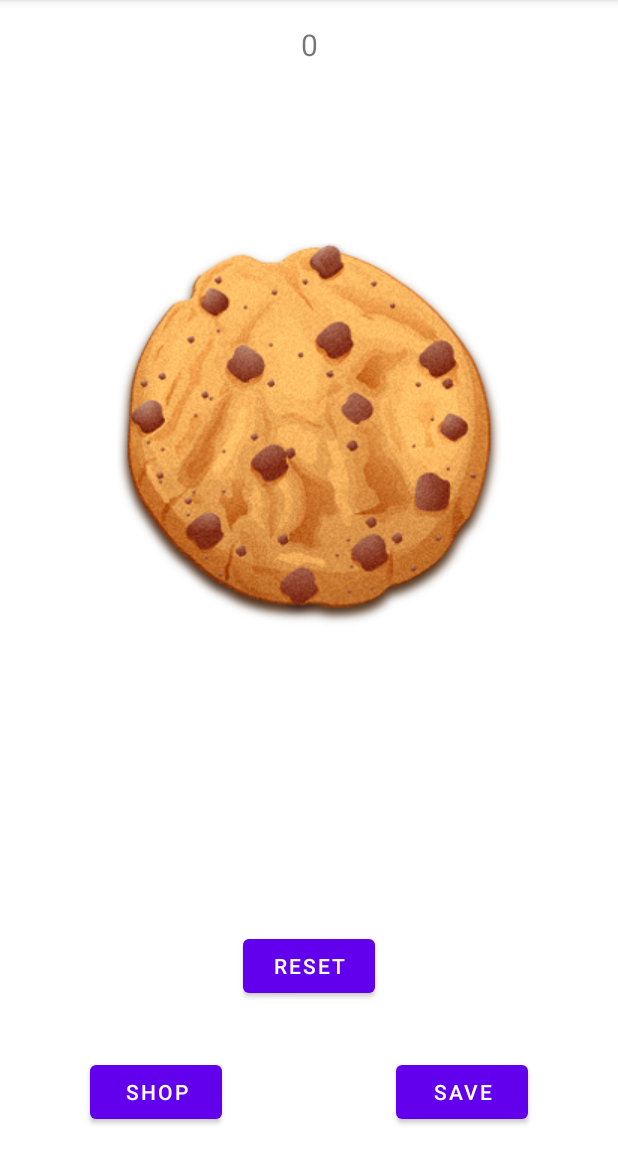
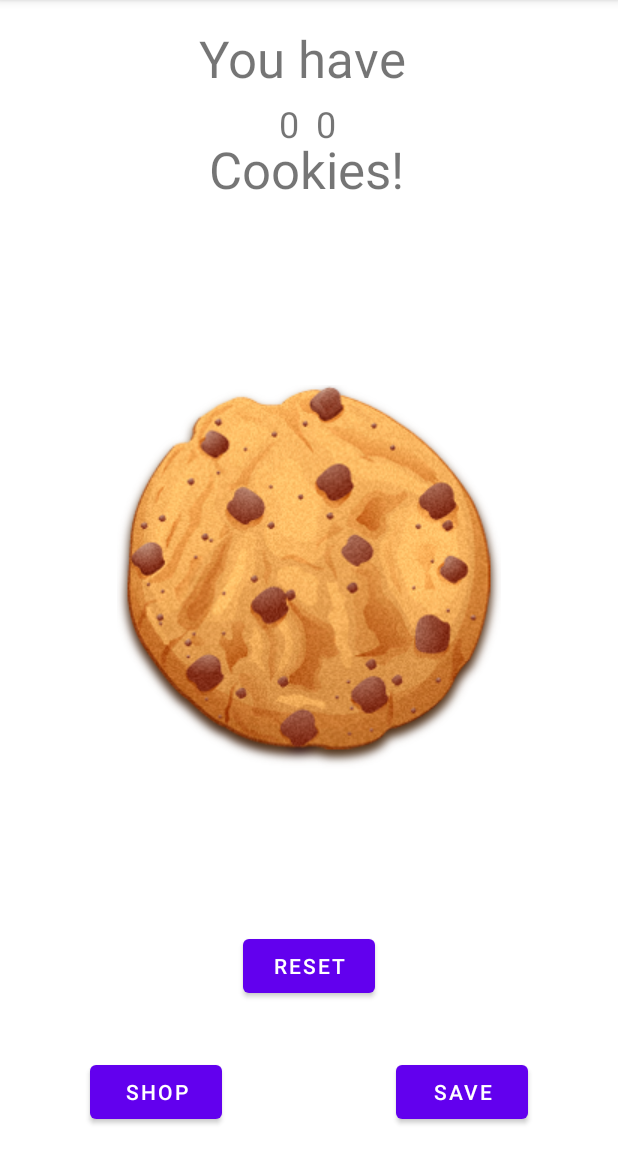
Before and after one commit to Dr-PPSN/Cookie-Klicker-App, an Android app: the screen it shows after launch (MainActivity), on a phone screen of 412 x 824 dp, the part 84-1236 px from its top. Run offline under Robolectric (Android 15) with nearby library versions, the phone set to English and light mode, and no system bars.

Commit message:
Added Billions

```diff
--- a/app/src/main/java/com/example/cookieclickertest/MainActivity.java
+++ b/app/src/main/java/com/example/cookieclickertest/MainActivity.java
@@ -2,12 +2,12 @@ package com.example.cookieclickertest;
 
 import androidx.appcompat.app.AppCompatActivity;
 
+import android.annotation.SuppressLint;
 import android.content.Intent;
 import android.os.Bundle;
 import android.os.Handler;
 import android.util.Log;
 import android.view.MotionEvent;
-import android.view.View;
 import android.widget.*;
 
 import java.io.BufferedReader;
@@ -19,9 +19,11 @@ import java.io.InputStreamReader;
 
 public class MainActivity extends AppCompatActivity {
     private static final String FILE_SCORE = "score.txt";
+    private static final String FILE_SCORE2 = "score2.txt";
     private static final String FILE_AUTO = "auto.txt";
     private static final String FILE_MULTI = "multi.txt";
     private static final String FILE_GRANDMA = "grandma.txt";
+    public String WinGame_Text = "Congratulations, you won the game!";
     public int digitsFromFile = 0;
     public int auto = 0;
     public int multi = 0;
@@ -29,10 +31,14 @@ public class MainActivity extends AppCompatActivity {
     public int grandma = 0;
     public int cheat = 0;
     TextView textView_counter;
+    TextView textView_counter2;
 
     //TODO: New Shop Objects
     //TODO: App Design
+    //TODO: remove both 0 when first time starting the app
+    //TODO: resize the animation of the cookie
 
+    @SuppressLint("ClickableViewAccessibility")
     @Override
     protected void onCreate(Bundle savedInstanceState) {
         super.onCreate(savedInstanceState);
@@ -41,64 +47,52 @@ public class MainActivity extends AppCompatActivity {
         Button button_Shop = findViewById(R.id.button_Shop);
         Button button_reset = findViewById(R.id.button_reset);
         textView_counter = findViewById(R.id.textView_counter);
+        textView_counter2 = findViewById(R.id.textView_counter2);
         ImageButton button_cookie = findViewById(R.id.button_cookie);
         auto = loadFile(digitsFromFile, FILE_AUTO);
         multi = loadFile(digitsFromFile, FILE_MULTI);
         grandma = loadFile(digitsFromFile, FILE_GRANDMA);
-        String zwichenString = String.valueOf(loadFile(digitsFromFile, FILE_SCORE));
-        textView_counter.setText(zwichenString);
+        textView_counter.setText(String.valueOf(loadFile(digitsFromFile, FILE_SCORE)));
+        textView_counter2.setText(String.valueOf(loadFile(digitsFromFile, FILE_SCORE2)));
         clickvalue = calculateClickValue(clickvalue,multi);
 
-        textView_counter.setOnClickListener(new View.OnClickListener() {
-            public void onClick(View view) {
+        textView_counter.setOnClickListener(view -> {
             cheat++;
             if (cheat == 3){
-                    textView_counter.setText(String.valueOf(Integer.valueOf((String) textView_counter.getText())+(10000)));
+                textView_counter.setText(String.valueOf(Integer.parseInt((String) textView_counter.getText())+(999999998)));
                 cheat = 0;
-                }
             }
         });
 
-        button_reset.setOnClickListener(new View.OnClickListener() {
-            public void onClick(View view) {
+        button_reset.setOnClickListener(view -> {
             auto = 0;
             multi = 0;
             grandma = 0;
             textView_counter.setText(String.valueOf(0));
+            textView_counter2.setText(String.valueOf(0));
             saveAll();
-            }
         });
 
-        button_cookie.setOnTouchListener(new View.OnTouchListener() {
-            public boolean onTouch(View v, MotionEvent event) {
+        button_cookie.setOnTouchListener((v, event) -> {
             if(event.getAction() == MotionEvent.ACTION_DOWN) {
                 button_cookie.animate().scaleX(1.2f).scaleY(1.2f).setDuration(300).start();
             } else if (event.getAction() == MotionEvent.ACTION_UP) {
                 button_cookie.animate().scaleX(0.8f).scaleY(0.8f).setDuration(300).start();
             }
             return false;
-            }
         });
 
-        button_cookie.setOnClickListener(new View.OnClickListener() {
-            public void onClick(View v) {
+        button_cookie.setOnClickListener(v -> {
             int manualyClick = 1;
             cookieClick(manualyClick);
-            }
         });
 
-        button_save.setOnClickListener(new View.OnClickListener() {
-            public void onClick(View v) {
-                saveAll();
-            }
-        });
-        button_Shop.setOnClickListener(new View.OnClickListener() {
-            public void onClick(View v) {
+        button_save.setOnClickListener(v -> saveAll());
+        button_Shop.setOnClickListener(v -> {
             // save the current cookie counter value to external file
             saveAll();
             Intent intent = new Intent(MainActivity.this, Shop.class);
             startActivity(intent);
-            }
         });
 
         if (auto > 0) {
@@ -126,8 +120,10 @@ public class MainActivity extends AppCompatActivity {
         }
     }
     public void saveAll(){
-        String data = String.valueOf(textView_counter.getText());
-        saveToFile(data,FILE_SCORE);
+        String score1 = String.valueOf(textView_counter.getText());
+        String score2 = String.valueOf(textView_counter2.getText());
+        saveToFile(score1,FILE_SCORE);
+        saveToFile(score2,FILE_SCORE2);
         saveToFile(String.valueOf(auto),FILE_AUTO);
         saveToFile(String.valueOf(multi),FILE_MULTI);
         saveToFile(String.valueOf(grandma), FILE_GRANDMA);
@@ -165,7 +161,7 @@ public class MainActivity extends AppCompatActivity {
             }
             //textView_counter.setText(sb.toString());
             Log.i("loadFile()","msg: " + sb.toString());
-            digitFromFile = Integer.valueOf(sb.toString());
+            digitFromFile = Integer.parseInt(sb.toString());
             return digitFromFile;
 
         } catch (FileNotFoundException e) {
@@ -194,20 +190,73 @@ public class MainActivity extends AppCompatActivity {
         }
         return clickvalue;
     }
+    @SuppressLint("SetTextI18n")
     public void cookieClick(int autoClickValue){
-        // increment the cookie counter by 1 each time the cookie button is clicked
-        textView_counter.setText(String.valueOf(Integer.valueOf((String) textView_counter.getText())+(clickvalue*autoClickValue)));
+        int score = Integer.parseInt((String) textView_counter.getText());
+        TextView winGame_Text = findViewById(R.id.winGame_Text);
+        //check if score is negative
+        if (score < 0){
+            winGame_Text.setText(WinGame_Text);
+            textView_counter.setText(String.valueOf(999999999));//int max value = 2.000.000.000
+            textView_counter2.setText(String.valueOf(999999999));
+        }
+        else {
+            // increment the cookie counter each time the cookie button is clicked
+            if (score >= 9){
+                if (score >= 99){
+                    if (score >= 999){
+                        if (score >= 9999){ //9 TSD.
+                            if (score >= 99999){ //99 TSD.
+                                if (score >= 999999){ //999 TSD.
+                                    if (score >= 9999999){ //9 MIO.
+                                        if (score >= 99999999){ //99 MIO.
+                                            if (score >= 999999999){ //999 MIO.
+                                                textView_counter.setText(String.valueOf(Integer.parseInt((String) textView_counter.getText()) + (clickvalue * autoClickValue)));
+                                                score = Integer.parseInt((String) textView_counter.getText());
+                                                if (score > 999999998) {
+                                                    textView_counter2.setText(String.valueOf(Integer.parseInt((String) textView_counter2.getText()) + 1));
+                                                    textView_counter.setText(String.valueOf("000000000"));
+                                                }
+                                            }
+                                            else{
+                                                textView_counter.setText(String.valueOf(Integer.parseInt((String) textView_counter.getText()) + (clickvalue * autoClickValue)));
+                                            }
+                                        }
+                                        else {
+                                            textView_counter.setText("0" + String.valueOf(Integer.parseInt((String) textView_counter.getText()) + (clickvalue * autoClickValue)));
+                                        }
+                                    }
+                                    else {
+                                        textView_counter.setText("00" + String.valueOf(Integer.parseInt((String) textView_counter.getText()) + (clickvalue * autoClickValue)));
+                                    }
+                                }
+                                else {
+                                    textView_counter.setText("000" + String.valueOf(Integer.parseInt((String) textView_counter.getText()) + (clickvalue * autoClickValue)));
+                                }
+                            }
+                            else {
+                                textView_counter.setText("0000" + String.valueOf(Integer.parseInt((String) textView_counter.getText()) + (clickvalue * autoClickValue)));
+                            }
+                        }
+                        else {
+                            textView_counter.setText("00000" + String.valueOf(Integer.parseInt((String) textView_counter.getText()) + (clickvalue * autoClickValue)));
+                        }
+                    }
+                    else {
+                        textView_counter.setText("000000" + String.valueOf(Integer.parseInt((String) textView_counter.getText()) + (clickvalue * autoClickValue)));
+                    }
+                }
+                else {
+                    textView_counter.setText("0000000" + String.valueOf(Integer.parseInt((String) textView_counter.getText()) + (clickvalue * autoClickValue)));
+                }
+            }
+            else {
+                textView_counter.setText("00000000" + String.valueOf(Integer.parseInt((String) textView_counter.getText()) + (clickvalue * autoClickValue)));
+            }
+        }
     }
     public void grandmaFunctionality(int grandma){
         int grandmaValue = 50 * grandma;
-        textView_counter.setText(String.valueOf(Integer.valueOf((String) textView_counter.getText())+(grandmaValue)));
-    }
-    public void buttonGross(){
-        ImageButton button_cookie = findViewById(R.id.button_cookie);
-        button_cookie.animate().scaleX(1.2f).scaleY(1.2f).setDuration(300).start();
-    }
-    public void buttonKlein(){
-        ImageButton button_cookie = findViewById(R.id.button_cookie);
-        button_cookie.animate().scaleX(0.8f).scaleY(0.8f).setDuration(300).start();
+        textView_counter.setText(String.valueOf(Integer.parseInt((String) textView_counter.getText())+(grandmaValue)));
     }
 }
--- a/app/src/main/res/layout/activity_main.xml
+++ b/app/src/main/res/layout/activity_main.xml
@@ -10,26 +10,26 @@
         android:id="@+id/button_cookie"
         android:layout_width="286dp"
         android:layout_height="294dp"
-        android:layout_marginTop="32dp"
-        android:layout_marginBottom="200dp"
         android:backgroundTint="#00FFFFFF"
-        app:layout_constraintBottom_toTopOf="@+id/button_save"
+        android:contentDescription="TODO"
+        app:layout_constraintBottom_toBottomOf="parent"
         app:layout_constraintEnd_toEndOf="parent"
         app:layout_constraintHorizontal_bias="0.496"
         app:layout_constraintStart_toStartOf="parent"
-        app:layout_constraintTop_toBottomOf="@+id/textView_counter"
+        app:layout_constraintTop_toTopOf="parent"
         app:srcCompat="@drawable/cookie_transparent"
-        tools:ignore="SpeakableTextPresentCheck"
-        android:contentDescription="TODO" />
+        tools:ignore="SpeakableTextPresentCheck" />
 
     <TextView
         android:id="@+id/textView_counter"
-        android:layout_width="wrap_content"
+        android:layout_width="138sp"
         android:layout_height="wrap_content"
-        android:layout_marginTop="16dp"
-        android:text="0"
-        android:textSize="20dp"
+        android:layout_marginTop="66dp"
+        android:maxLength="10"
+        android:text="000000000"
+        android:textSize="24sp"
         app:layout_constraintEnd_toEndOf="parent"
+        app:layout_constraintHorizontal_bias="0.77"
         app:layout_constraintStart_toStartOf="parent"
         app:layout_constraintTop_toTopOf="parent" />
 
@@ -67,4 +67,55 @@
         app:layout_constraintEnd_toEndOf="parent"
         app:layout_constraintStart_toStartOf="parent" />
 
+    <TextView
+        android:id="@+id/winGame_Text"
+        android:layout_width="wrap_content"
+        android:layout_height="wrap_content"
+        android:layout_marginBottom="8dp"
+        android:textSize="20sp"
+        app:layout_constraintBottom_toTopOf="@+id/button_cookie"
+        app:layout_constraintEnd_toEndOf="parent"
+        app:layout_constraintStart_toStartOf="parent"
+        app:layout_constraintTop_toTopOf="parent"
+        app:layout_constraintVertical_bias="1.0" />
+
+    <TextView
+        android:id="@+id/textView_counter2"
+        android:layout_width="158sp"
+        android:layout_height="wrap_content"
+        android:layout_marginStart="4dp"
+        android:layout_marginTop="66dp"
+        android:layout_marginEnd="2dp"
+        android:maxLength="10"
+        android:text="000000000"
+        android:textDirection="rtl"
+        android:textSize="24sp"
+        app:layout_constraintEnd_toEndOf="parent"
+        app:layout_constraintHorizontal_bias="0.15"
+        app:layout_constraintStart_toStartOf="parent"
+        app:layout_constraintTop_toTopOf="parent" />
+
+    <TextView
+        android:id="@+id/textView7"
+        android:layout_width="wrap_content"
+        android:layout_height="wrap_content"
+        android:layout_marginTop="16dp"
+        android:text="You have "
+        android:textSize="34sp"
+        app:layout_constraintEnd_toEndOf="parent"
+        app:layout_constraintStart_toStartOf="parent"
+        app:layout_constraintTop_toTopOf="parent" />
+
+    <TextView
+        android:id="@+id/textView8"
+        android:layout_width="wrap_content"
+        android:layout_height="wrap_content"
+        android:layout_marginTop="90dp"
+        android:layout_marginEnd="4dp"
+        android:text="Cookies!"
+        android:textSize="34sp"
+        app:layout_constraintEnd_toEndOf="parent"
+        app:layout_constraintStart_toStartOf="parent"
+        app:layout_constraintTop_toTopOf="parent" />
+
 </androidx.constraintlayout.widget.ConstraintLayout>
```
Also changed, not shown: app/src/main/java/com/example/cookieclickertest/Shop.java (+11 -30 lines). Lines whose indentation alone changed are shown as unchanged.
